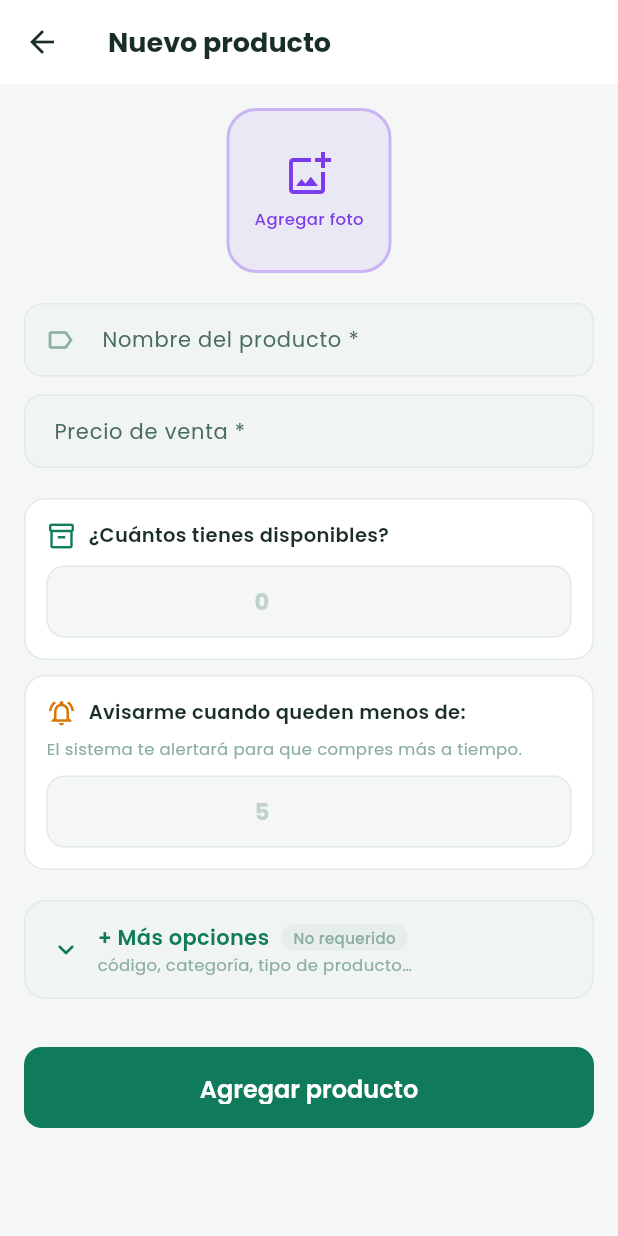
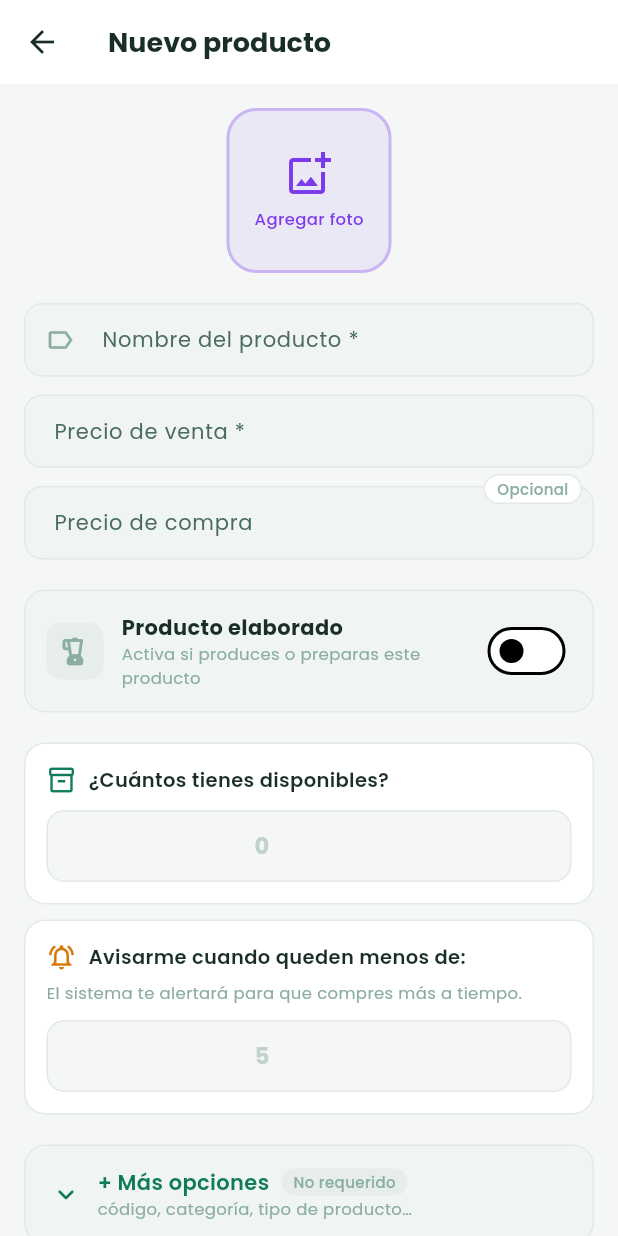
Before and after one commit to finanprojf/negociopro, a Flutter app: the ProductoFormScreen screen opened directly, on a phone screen of 412 x 824 dp. Run offline on Flutter 3.47's test engine with Material 3 defaults, Android fonts, the phone set to English and light mode, and no system bars; our stand-ins replace cached_network_image, connectivity_plus, fl_chart, flutter_local_notifications, google_fonts, image_cropper and 12 more; missing offline and left inert: in_app_update, mobile_scanner, print_bluetooth_thermal; accounts and stored records are empty.

Commit message:
feat(inventario): precio de compra y toggle elaborado en vista principal
Precio de compra visible desde el inicio con chip "Opcional".
Toggle elaborado siempre visible con texto mejorado:
"Café, jugos, tostadas, comida… calculas el costo tú".
Más opciones queda solo con código, categoría y descripción.

Co-Authored-By: Claude Sonnet 4.6 <noreply@anthropic.com>
Claude-Session: https://claude.ai/code/session_013RZ65A6Jgcrb4GA6Njbm71

```diff
--- a/lib/screens/inventario/producto_form_screen.dart
+++ b/lib/screens/inventario/producto_form_screen.dart
@@ -378,19 +378,33 @@ class _ProductoFormScreenState extends State<ProductoFormScreen> {
           _buildFoto(),
           const SizedBox(height: 20),
 
-          // ── Campos obligatorios ───────────────────────────
+          // ── Nombre ────────────────────────────────────────
           _buildCampoTexto(_nombreCtrl, 'Nombre del producto *',
               Icons.label_outline, 'Ej: Jugo de chinola'),
           const SizedBox(height: 12),
+
+          // ── Precio de venta ───────────────────────────────
           _buildCampoNumerico(_precioVentaCtrl,
               'Precio de venta *', 'RD\$', requerido: true),
+          const SizedBox(height: 12),
+
+          // ── Precio de compra (opcional visible) ───────────
+          _buildPrecioCompraOpcional(),
           if (_precioVenta > 0 && _costoBase > 0) ...[
             const SizedBox(height: 10),
             _buildIndicadorGanancia(),
           ],
           const SizedBox(height: 20),
 
-          // ── Stock (simplificado, siempre visible) ─────────
+          // ── Toggle elaborado (siempre visible) ────────────
+          _buildToggleElaborado(),
+          if (_esElaborado) ...[
+            const SizedBox(height: 16),
+            _buildSeccionElaborado(),
+          ],
+          const SizedBox(height: 20),
+
+          // ── Stock ─────────────────────────────────────────
           _buildStockSimple(),
           const SizedBox(height: 20),
 
@@ -402,6 +416,34 @@ class _ProductoFormScreenState extends State<ProductoFormScreen> {
         ]),
       ),
     ),
+  );
+
+  // ── Precio de compra opcional (visible en main) ─────────────
+  Widget _buildPrecioCompraOpcional() => Stack(
+    clipBehavior: Clip.none,
+    children: [
+      _buildCampoNumerico(
+        _esElaborado ? _costoTotalCtrl : _precioCompraCtrl,
+        _esElaborado ? 'Total gastado en producción' : 'Precio de compra',
+        'RD\$',
+        requerido: false,
+      ),
+      Positioned(
+        top: -8, right: 8,
+        child: Container(
+          padding: const EdgeInsets.symmetric(horizontal: 8, vertical: 2),
+          decoration: BoxDecoration(
+            color: AppColors.surface,
+            borderRadius: BorderRadius.circular(20),
+            border: Border.all(color: AppColors.cardBorder),
+          ),
+          child: const Text('Opcional',
+              style: TextStyle(fontFamily: 'Poppins',
+                  fontSize: 10, fontWeight: FontWeight.w500,
+                  color: AppColors.textMuted)),
+        ),
+      ),
+    ],
   );
 
   // ── Stock simplificado ──────────────────────────────────────
@@ -570,12 +612,6 @@ class _ProductoFormScreenState extends State<ProductoFormScreen> {
 
       // Contenido colapsable
       if (_masOpciones) ...[
-        const SizedBox(height: 16),
-        _buildToggleElaborado(),
-        const SizedBox(height: 16),
-        _esElaborado
-            ? _buildSeccionElaborado()
-            : _buildSeccionRevendido(),
         const SizedBox(height: 16),
         _buildCampoTexto(_descripcionCtrl, 'Descripción (opcional)',
             Icons.notes_rounded, 'Detalles del producto', requerido: false),
```
